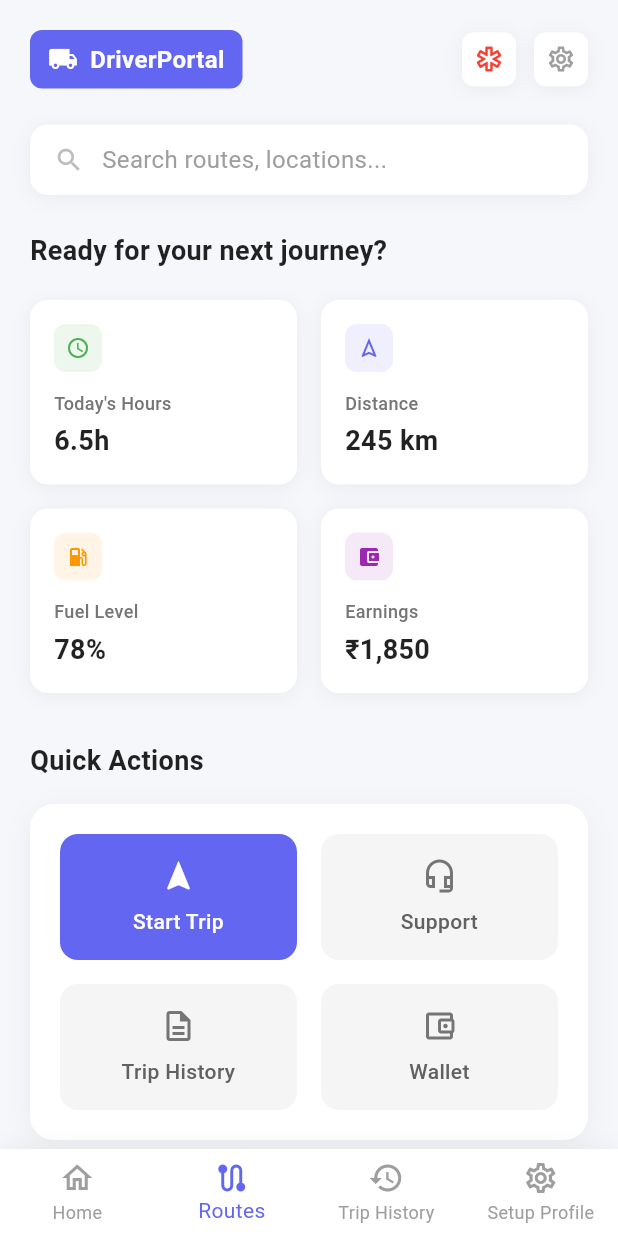
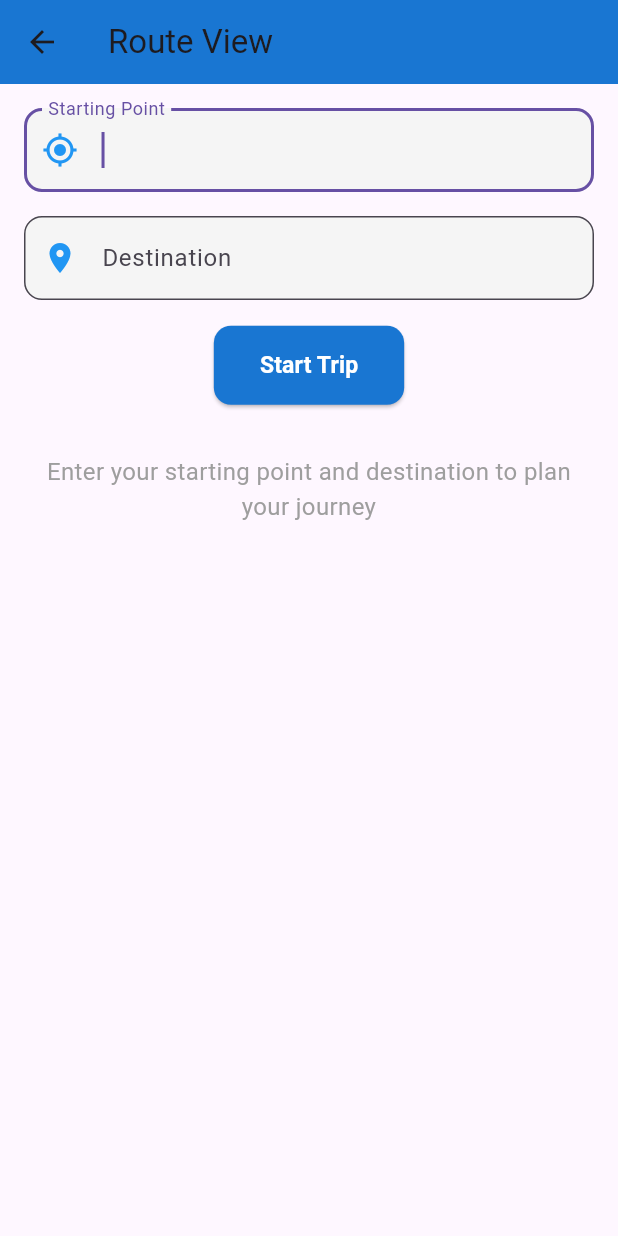
Before and after one commit to amitabhanmolpain/pwa-web-app, a Flutter app: the DashboardScreen screen opened by its route, item 2 of the bottom bar chosen, on a phone screen of 412 x 824 dp. Run offline on Flutter 3.47's test engine with Material 3 defaults, Android fonts, the phone set to English and light mode, and no system bars.

Commit message:
Add all lib files

```diff
--- a/lib/dashboard_screen.dart
+++ b/lib/dashboard_screen.dart
@@ -1,7 +1,8 @@
 import 'package:flutter/material.dart';
 import 'setup_profile_personal_screen.dart';
 import 'sos_emergency_screen.dart';
-import 'trip_history_screen.dart'; // Add this import
+import 'trip_history_screen.dart';
+import 'journey_planner_screen.dart'; // Add this import
 
 class DashboardScreen extends StatefulWidget {
   const DashboardScreen({super.key});
@@ -17,8 +18,19 @@ class _DashboardScreenState extends State<DashboardScreen> {
     setState(() {
       _selectedIndex = index;
     });
-    if (index == 3) {
-      // Setup Profile tab pressed
+
+    // Handle navigation based on tab index
+    if (index == 1) { // Routes tab pressed
+      Navigator.push(
+        context,
+        MaterialPageRoute(builder: (context) => const JourneyPlannerScreen()),
+      );
+    } else if (index == 2) { // Trip History tab pressed
+      Navigator.push(
+        context,
+        MaterialPageRoute(builder: (context) => const TripHistoryScreen()),
+      );
+    } else if (index == 3) { // Setup Profile tab pressed
       Navigator.push(
         context,
         MaterialPageRoute(builder: (context) => const SetupProfilePersonalScreen()),
@@ -94,7 +106,14 @@ class _DashboardScreenState extends State<DashboardScreen> {
                     ),
                   ),
                   const SizedBox(width: 12),
-                  Container(
+                  GestureDetector(
+                    onTap: () {
+                      Navigator.push(
+                        context,
+                        MaterialPageRoute(builder: (context) => const JourneyPlannerScreen()),
+                      );
+                    },
+                    child: Container(
                       padding: const EdgeInsets.all(8),
                       decoration: BoxDecoration(
                         color: Colors.white,
@@ -108,9 +127,10 @@ class _DashboardScreenState extends State<DashboardScreen> {
                         ],
                       ),
                       child: const Icon(
-                      Icons.settings_outlined,
+                        Icons.route_outlined,
                         color: Colors.grey,
                         size: 20,
+                      ),
                     ),
                   ),
                 ],
@@ -282,7 +302,6 @@ class _DashboardScreenState extends State<DashboardScreen> {
                             Colors.grey[100]!,
                             Icons.description_outlined,
                             () {
-                              // Navigate to Trip History screen instead of showing snackbar
                               Navigator.push(
                                 context,
                                 MaterialPageRoute(builder: (context) => const TripHistoryScreen()),
@@ -294,12 +313,13 @@ class _DashboardScreenState extends State<DashboardScreen> {
                         const SizedBox(width: 16),
                         Expanded(
                           child: _buildQuickActionButton(
-                            'Wallet',
+                            'Journey Planner',
                             Colors.grey[100]!,
-                            Icons.account_balance_wallet_outlined,
+                            Icons.route_outlined,
                             () {
-                              ScaffoldMessenger.of(context).showSnackBar(
-                                const SnackBar(content: Text('Opening wallet...')),
+                              Navigator.push(
+                                context,
+                                MaterialPageRoute(builder: (context) => const JourneyPlannerScreen()),
                               );
                             },
                             isSecondary: true,
@@ -340,9 +360,9 @@ class _DashboardScreenState extends State<DashboardScreen> {
                     const SizedBox(height: 8),
                     ElevatedButton(
                       onPressed: () {
-                        // Navigate to next screen (you can add your next screen here)
-                        ScaffoldMessenger.of(context).showSnackBar(
-                          const SnackBar(content: Text('Navigate to next screen')),
+                        Navigator.push(
+                          context,
+                          MaterialPageRoute(builder: (context) => const JourneyPlannerScreen()),
                         );
                       },
                       style: ElevatedButton.styleFrom(
@@ -352,7 +372,7 @@ class _DashboardScreenState extends State<DashboardScreen> {
                           borderRadius: BorderRadius.circular(8),
                         ),
                       ),
-                      child: const Text('Go to Next Screen'),
+                      child: const Text('Go to Journey Planner'),
                     ),
                   ],
                 ),
--- /dev/null
+++ b/lib/journey_planner_screen.dart
@@ -0,0 +1,429 @@
+import 'package:flutter/material.dart';
+import 'package:flutter/services.dart';
+
+void main() {
+  runApp(const JourneyPlannerApp());
+}
+
+class JourneyPlannerApp extends StatelessWidget {
+  const JourneyPlannerApp({super.key});
+
+  @override
+  Widget build(BuildContext context) {
+    return MaterialApp(
+      title: 'Journey Planner',
+      debugShowCheckedModeBanner: false,
+      theme: ThemeData(
+        primarySwatch: Colors.blue,
+        useMaterial3: true,
+      ),
+      home: const JourneyPlannerScreen(),
+    );
+  }
+}
+
+class JourneyPlannerScreen extends StatefulWidget {
+  const JourneyPlannerScreen({super.key});
+
+  @override
+  State<JourneyPlannerScreen> createState() => _JourneyPlannerScreenState();
+}
+
+class _JourneyPlannerScreenState extends State<JourneyPlannerScreen>
+    with TickerProviderStateMixin {
+  // Animation controllers
+  late AnimationController _tripButtonAnimationController;
+  late Animation<double> _buttonScaleAnimation;
+
+  // Text editing controllers for search fields
+  final TextEditingController _startPointController = TextEditingController();
+  final TextEditingController _endPointController = TextEditingController();
+
+  // Focus nodes for search fields
+  final FocusNode _startPointFocus = FocusNode();
+  final FocusNode _endPointFocus = FocusNode();
+
+  // Mock data - would typically come from API calls
+  final String routeName = "Route 15A - City Center";
+  String currentLocation = "Central Mall Bus Stop";
+  String destination = "Railway Station Terminal";
+
+  final List<UpcomingStop> upcomingStops = [
+    UpcomingStop(name: "Market Square", time: "2 min"),
+    UpcomingStop(name: "City Hospital", time: "5 min"),
+    UpcomingStop(name: "Railway Station", time: "12 min"),
+  ];
+
+  // Track if user has started a trip
+  bool _tripStarted = false;
+
+  @override
+  void initState() {
+    super.initState();
+
+    // Initialize animation controller
+    _tripButtonAnimationController = AnimationController(
+      vsync: this,
+      duration: const Duration(milliseconds: 500),
+    );
+
+    _buttonScaleAnimation = Tween<double>(begin: 0.95, end: 1.05).animate(
+      CurvedAnimation(
+        parent: _tripButtonAnimationController,
+        curve: Curves.easeInOut,
+      ),
+    );
+
+    // Start button pulsing animation
+    _tripButtonAnimationController.repeat(reverse: true);
+
+    // Auto-focus on the starting point field
+    WidgetsBinding.instance.addPostFrameCallback((_) {
+      FocusScope.of(context).requestFocus(_startPointFocus);
+    });
+  }
+
+  @override
+  void dispose() {
+    _tripButtonAnimationController.dispose();
+    _startPointController.dispose();
+    _endPointController.dispose();
+    _startPointFocus.dispose();
+    _endPointFocus.dispose();
+    super.dispose();
+  }
+
+  // Function to handle start trip button tap
+  void _handleStartTrip() {
+    if (_startPointController.text.isEmpty || _endPointController.text.isEmpty) {
+      // Show error if fields are empty
+      ScaffoldMessenger.of(context).showSnackBar(
+        const SnackBar(
+          content: Text("Please enter both starting point and destination"),
+          backgroundColor: Colors.red,
+        ),
+      );
+      return;
+    }
+
+    // Stop the pulsing animation
+    _tripButtonAnimationController.stop();
+
+    // Animate button press
+    _tripButtonAnimationController.forward().then((_) {
+      _tripButtonAnimationController.reverse();
+
+      // Show loading indicator
+      showDialog(
+        context: context,
+        barrierDismissible: false,
+        builder: (BuildContext context) {
+          return const AlertDialog(
+            content: Column(
+              mainAxisSize: MainAxisSize.min,
+              children: [
+                CircularProgressIndicator(),
+                SizedBox(height: 16),
+                Text("Planning your route..."),
+              ],
+            ),
+          );
+        },
+      );
+
+      // Simulate API call delay
+      Future.delayed(const Duration(seconds: 2), () {
+        Navigator.of(context).pop(); // Close loading dialog
+
+        // Update with new route data (simulated)
+        setState(() {
+          currentLocation = _startPointController.text;
+          destination = _endPointController.text;
+          _tripStarted = true;
+        });
+
+        // Show success message
+        ScaffoldMessenger.of(context).showSnackBar(
+          const SnackBar(
+            content: Text("Trip started successfully!"),
+            backgroundColor: Colors.green,
+          ),
+        );
+      });
+    });
+  }
+
+  @override
+  Widget build(BuildContext context) {
+    return Scaffold(
+      appBar: AppBar(
+        title: const Text("Route View"),
+        backgroundColor: Colors.blue[700],
+        elevation: 0,
+        systemOverlayStyle: SystemUiOverlayStyle.light,
+      ),
+      body: SingleChildScrollView(
+        child: Column(
+          crossAxisAlignment: CrossAxisAlignment.start,
+          children: [
+            // Search fields (always shown at the top)
+            Padding(
+              padding: const EdgeInsets.all(16),
+              child: Column(
+                children: [
+                  TextField(
+                    controller: _startPointController,
+                    focusNode: _startPointFocus,
+                    decoration: InputDecoration(
+                      labelText: 'Starting Point',
+                      prefixIcon: const Icon(Icons.my_location, color: Colors.blue),
+                      border: OutlineInputBorder(
+                        borderRadius: BorderRadius.circular(12),
+                      ),
+                      filled: true,
+                      fillColor: Colors.grey[100],
+                    ),
+                  ),
+                  const SizedBox(height: 16),
+                  TextField(
+                    controller: _endPointController,
+                    focusNode: _endPointFocus,
+                    decoration: InputDecoration(
+                      labelText: 'Destination',
+                      prefixIcon: const Icon(Icons.location_on, color: Colors.blue),
+                      border: OutlineInputBorder(
+                        borderRadius: BorderRadius.circular(12),
+                      ),
+                      filled: true,
+                      fillColor: Colors.grey[100],
+                    ),
+                  ),
+                  const SizedBox(height: 16),
+                  ScaleTransition(
+                    scale: _buttonScaleAnimation,
+                    child: ElevatedButton(
+                      onPressed: _handleStartTrip,
+                      style: ElevatedButton.styleFrom(
+                        backgroundColor: Colors.blue[700],
+                        foregroundColor: Colors.white,
+                        padding: const EdgeInsets.symmetric(
+                            horizontal: 32, vertical: 16),
+                        shape: RoundedRectangleBorder(
+                          borderRadius: BorderRadius.circular(12),
+                        ),
+                      ),
+                      child: const Text(
+                        'Start Trip',
+                        style: TextStyle(fontSize: 16, fontWeight: FontWeight.bold),
+                      ),
+                    ),
+                  ),
+                ],
+              ),
+            ),
+
+            // Only show route details after trip has been started
+            if (_tripStarted) ...[
+              // Route information section
+              Container(
+                width: double.infinity,
+                padding: const EdgeInsets.all(16),
+                color: Colors.blue[700],
+                child: Column(
+                  crossAxisAlignment: CrossAxisAlignment.start,
+                  children: [
+                    Text(
+                      routeName,
+                      style: const TextStyle(
+                        fontSize: 20,
+                        fontWeight: FontWeight.bold,
+                        color: Colors.white,
+                      ),
+                    ),
+                    const SizedBox(height: 16),
+                    _buildLocationRow(Icons.my_location, currentLocation),
+                    const SizedBox(height: 8),
+                    _buildLocationRow(Icons.location_on, destination),
+                  ],
+                ),
+              ),
+
+              // Map view section
+              Container(
+                height: 200,
+                color: Colors.grey[300],
+                child: Center(
+                  child: Column(
+                    mainAxisAlignment: MainAxisAlignment.center,
+                    children: [
+                      const Icon(Icons.map, size: 50, color: Colors.grey),
+                      const SizedBox(height: 8),
+                      const Text(
+                        "Map View",
+                        style: TextStyle(
+                          fontSize: 16,
+                          fontWeight: FontWeight.bold,
+                          color: Colors.grey,
+                        ),
+                      ),
+                      const SizedBox(height: 4),
+                      Text(
+                        "Integration Required",
+                        style: TextStyle(
+                          fontSize: 14,
+                          color: Colors.grey[600],
+                        ),
+                      ),
+                    ],
+                  ),
+                ),
+              ),
+
+              // Upcoming stops section
+              Padding(
+                padding: const EdgeInsets.all(16),
+                child: Column(
+                  crossAxisAlignment: CrossAxisAlignment.start,
+                  children: [
+                    const Text(
+                      "Upcoming Stops",
+                      style: TextStyle(
+                        fontSize: 18,
+                        fontWeight: FontWeight.bold,
+                      ),
+                    ),
+                    const SizedBox(height: 16),
+                    ListView.builder(
+                      physics: const NeverScrollableScrollPhysics(),
+                      shrinkWrap: true,
+                      itemCount: upcomingStops.length,
+                      itemBuilder: (context, index) {
+                        return _buildStopItem(upcomingStops[index]);
+                      },
+                    ),
+                  ],
+                ),
+              ),
+            ] else ...[
+              // Show prompt to start a trip
+              const Padding(
+                padding: EdgeInsets.all(16),
+                child: Center(
+                  child: Text(
+                    "Enter your starting point and destination to plan your journey",
+                    style: TextStyle(
+                      fontSize: 16,
+                      color: Colors.grey,
+                    ),
+                    textAlign: TextAlign.center,
+                  ),
+                ),
+              ),
+            ],
+          ],
+        ),
+      ),
+    );
+  }
+
+  Widget _buildLocationRow(IconData icon, String text) {
+    return Row(
+      children: [
+        Icon(icon, color: Colors.white),
+        const SizedBox(width: 12),
+        Expanded(
+          child: Text(
+            text,
+            style: const TextStyle(
+              fontSize: 16,
+              color: Colors.white,
+            ),
+          ),
+        ),
+      ],
+    );
+  }
+
+  Widget _buildStopItem(UpcomingStop stop) {
+    return Padding(
+      padding: const EdgeInsets.symmetric(vertical: 8.0),
+      child: Row(
+        children: [
+          Container(
+            width: 36,
+            height: 36,
+            decoration: BoxDecoration(
+              color: Colors.blue[50],
+              shape: BoxShape.circle,
+            ),
+            child: const Icon(Icons.location_pin, color: Colors.blue, size: 20),
+          ),
+          const SizedBox(width: 12),
+          Expanded(
+            child: Text(
+              stop.name,
+              style: const TextStyle(
+                fontSize: 16,
+              ),
+            ),
+          ),
+          Text(
+            stop.time,
+            style: TextStyle(
+              fontSize: 16,
+              fontWeight: FontWeight.bold,
+              color: Colors.blue[700],
+            ),
+          ),
+        ],
+      ),
+    );
+  }
+}
+
+// Data model for upcoming stops
+class UpcomingStop {
+  final String name;
+  final String time;
+
+  UpcomingStop({required this.name, required this.time});
+}
+
+// Backend API integration comments
+/*
+API Integration Points:
+
+1. Route Planning API:
+   - Endpoint: POST /api/plan-route
+   - Parameters: {start: "Starting Point", end: "Destination"}
+   - Returns: Planned route with details and estimated times
+
+2. Fetch Route Data:
+   - Endpoint: GET /api/routes/{routeId}
+   - Returns: Route details including name, stops, and other information
+
+3. Fetch Upcoming Stops:
+   - Endpoint: GET /api/routes/{routeId}/stops
+   - Returns: List of upcoming stops with estimated arrival times
+
+4. Real-time Location Updates:
+   - WebSocket: ws://api.example.com/rt-locations/{routeId}
+   - Continuously sends vehicle location data for map integration
+
+5. Map Integration:
+   - Would use Google Maps API or similar service
+   - Requires API key and proper setup
+   - Would display real-time vehicle location and route path
+
+Implementation Steps:
+
+1. Add HTTP client dependency (http, dio, etc.)
+2. Create API service class with methods for:
+   - planRoute(start, end)
+   - fetchRouteDetails(routeId)
+   - fetchUpcomingStops(routeId)
+   - connectToRealTimeUpdates(routeId)
+3. Add error handling for API calls
+4. Implement loading states while fetching data
+5. Add proper state management (Provider, Bloc, etc.)
+*/
--- a/lib/main.dart
+++ b/lib/main.dart
@@ -9,6 +9,7 @@ import 'setup_profile_vehicle_screen.dart';
 import 'setup_profile_documents_screen.dart';
 import 'sos_emergency_screen.dart';
 import 'trip_history_screen.dart';
+import 'journey_planner_screen.dart'; // Import the JourneyPlannerScreen
 
 void main() {
   runApp(const DriverPortalApp());
@@ -40,6 +41,7 @@ class DriverPortalApp extends StatelessWidget {
         '/setup_profile_documents': (context) => const SetupProfileDocumentsScreen(),
         '/sos_emergency': (context) => const SosEmergencyScreen(),
         '/trip_history': (context) => const TripHistoryScreen(),
+        '/journey_planner': (context) => const JourneyPlannerScreen(), // Add this route
       },
     );
   }
```
Lines whose indentation alone changed are shown as unchanged.
